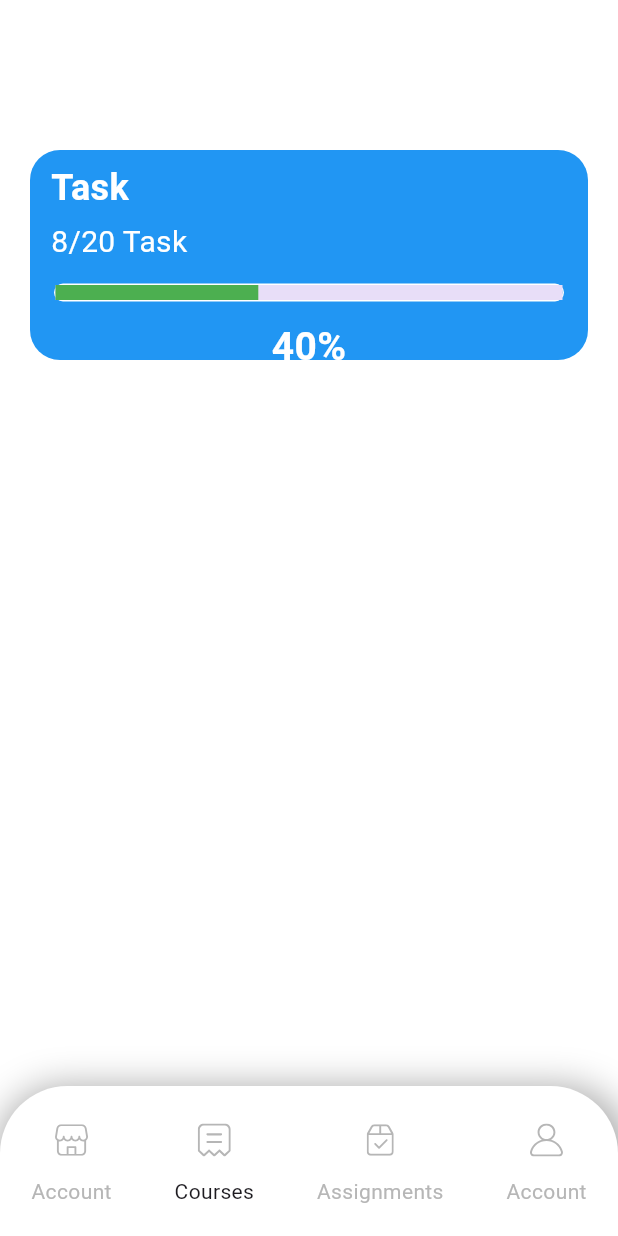
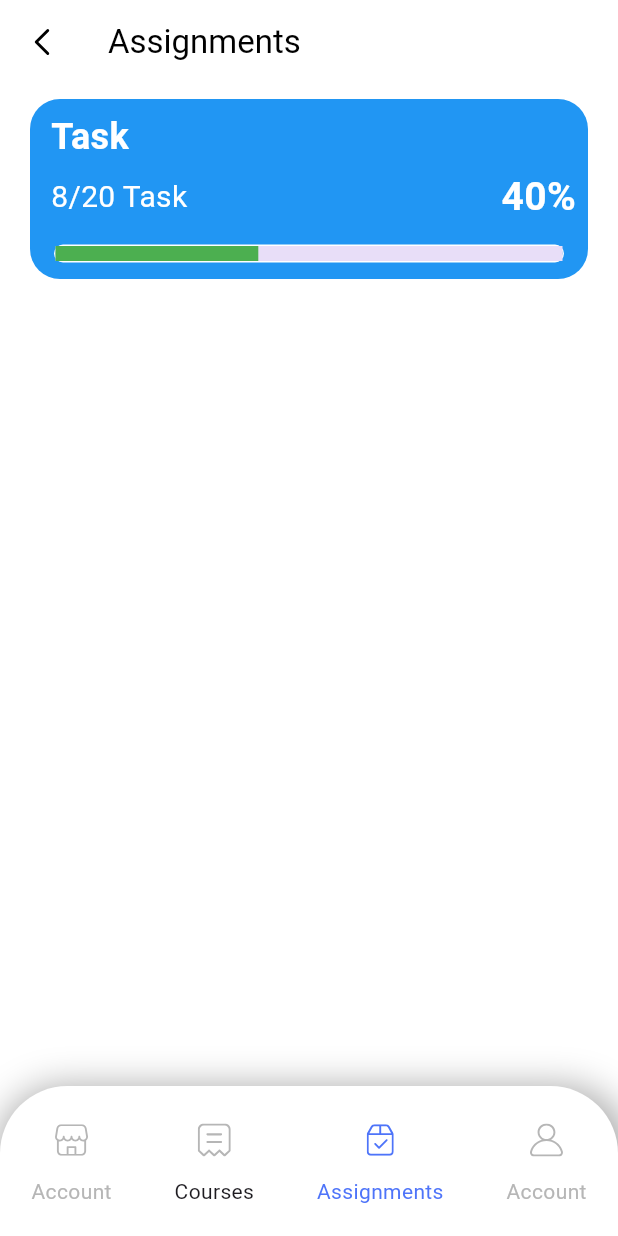
Before and after one commit to Dark-Semicolon/graduation-project-mobile-app, a Flutter app: the AssignmentsView screen opened by its route, on a phone screen of 412 x 824 dp. Run offline on Flutter 3.47's test engine with Material 3 defaults, Android fonts, the phone set to English and light mode, and no system bars; our stand-ins replace flutter_svg, go_router, percent_indicator.

Commit message:
add Task Progress Widget

```diff
--- a/lib/Features/Splash/Persentation/widgets/Nav_bar.dart
+++ b/lib/Features/Splash/Persentation/widgets/Nav_bar.dart
@@ -84,7 +84,7 @@ class CustomBottomNavBar extends StatelessWidget {
                   IconButton(
                     icon: SvgPicture.asset(
                       "assets/icons/Parcel.svg",
-                      color: MenuState.account == selectedMenu
+                      color: MenuState.assessments == selectedMenu
                           ? kPrimaryColor
                           : inActiveIconColor,
                     ),
@@ -95,7 +95,7 @@ class CustomBottomNavBar extends StatelessWidget {
                   Text(
                     "Assignments",
                     style: TextStyle(
-                      color: MenuState.account == selectedMenu
+                      color: MenuState.assessments == selectedMenu
                           ? kPrimaryColor
                           : inActiveIconColor,
                     ),
--- a/lib/Features/assignment/AssignmentPage.dart
+++ b/lib/Features/assignment/AssignmentPage.dart
@@ -1,31 +1,45 @@
-import 'package:eductionsystem/Features/assignment/widgets/TaskProgress.dart';
 import 'package:flutter/cupertino.dart';
 import 'package:flutter/material.dart';
+import 'package:flutter_svg/flutter_svg.dart';
 
 import '../Splash/Persentation/widgets/Nav_bar.dart';
+import 'package:eductionsystem/Features/assignment/widgets/TaskProgress.dart';
 
 class AssignmentsView extends StatelessWidget {
-  const AssignmentsView({super.key});
+  const AssignmentsView({Key? key});
 
   @override
   Widget build(BuildContext context) {
     return Scaffold(
       backgroundColor: CupertinoColors.white,
-      body:
-      const Column(
+      appBar: AppBar(
+        backgroundColor: Colors.white,
+        elevation: 0,
+        title: const Text(
+          'Assignments',
+          style: TextStyle(color: Colors.black),
+        ),
+        leading: IconButton(
+          icon: Padding(
+            padding: const EdgeInsets.all(8.0),
+            child: SvgPicture.asset(
+              'assets/icons/Back ICon.svg',
+              color: Colors.black,
+              width: 18,
+              height: 18,
+            ),
+          ),
+          onPressed: () {
+            Navigator.pop(context);
+          },
+        ),
+      ),
+      body: const Column(
         children: [
-          SizedBox(height: 100,),
+          SizedBox(height: 10,),
           TaskProgressWidget(completedTasks: 8, totalTasks:20),
         ],
       ),
-
-
-
-
-
-
-
-
       bottomNavigationBar: CustomBottomNavBar(
         selectedMenu: MenuState.assessments,
       ),
--- a/lib/Features/assignment/widgets/TaskProgress.dart
+++ b/lib/Features/assignment/widgets/TaskProgress.dart
@@ -18,7 +18,7 @@ class TaskProgressWidget extends StatelessWidget {
     return Padding(
       padding: const EdgeInsets.symmetric(horizontal: 20),
       child: Container(
-        height: 140,
+        height: 120,
         padding: const EdgeInsets.all(8.0),
         decoration: BoxDecoration(
           color: Colors.blue,
@@ -37,14 +37,33 @@ class TaskProgressWidget extends StatelessWidget {
             ),
             const SizedBox(height: 5,),
             Row(
-              children: [ const SizedBox(width: 6,),
-                Text('$completedTasks/$totalTasks Task',
-                    style: const TextStyle(
-                        fontSize: 20,
-                        color: Colors.white,
-                        fontWeight: FontWeight.w400)),
+              children: [
+                Expanded(
+                  child: Row(
+                    children: [
+                      const SizedBox(width: 6),
+                      Text(
+                        '$completedTasks/$totalTasks Task',
+                        style: const TextStyle(
+                          fontSize: 20,
+                          color: Colors.white,
+                          fontWeight: FontWeight.w400,
+                        ),
+                      ),
+                    ],
+                  ),
+                ),
+                Text(
+                  '${(progress * 100).toInt()}%',
+                  style: const TextStyle(
+                    fontSize: 26,
+                    color: Colors.white,
+                    fontWeight: FontWeight.bold,
+                  ),
+                ),
               ],
             ),
+
             const SizedBox(height: 5,),
 
             Padding(
@@ -64,10 +83,7 @@ class TaskProgressWidget extends StatelessWidget {
 
             ),
             const SizedBox(height: 4,),
-            Text('${(progress * 100).toInt()}%',
-                style: const TextStyle(
-                  fontSize: 26,
-                    color: Colors.white, fontWeight: FontWeight.bold))
+
           ],
         ),
       ),
```
